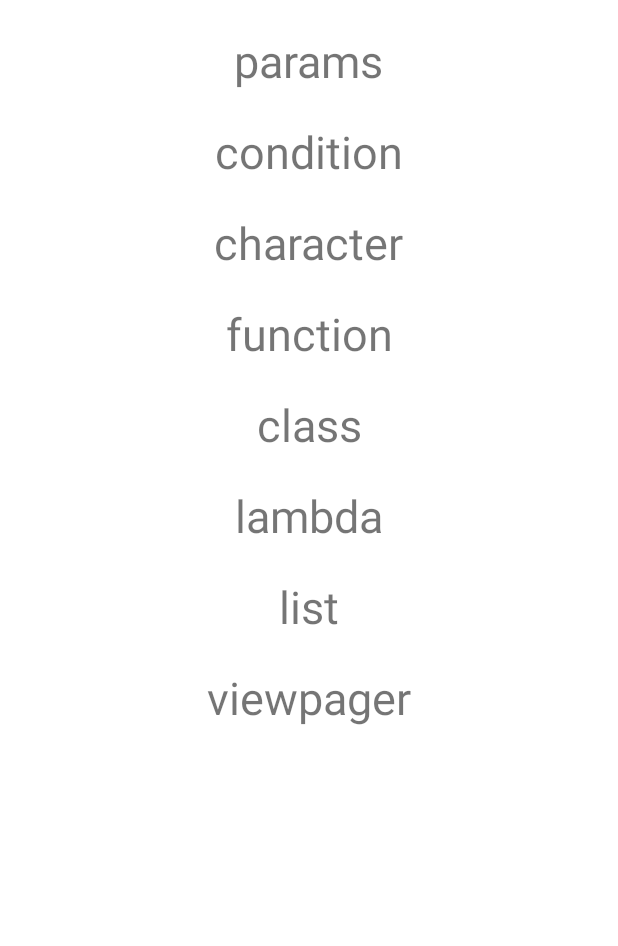
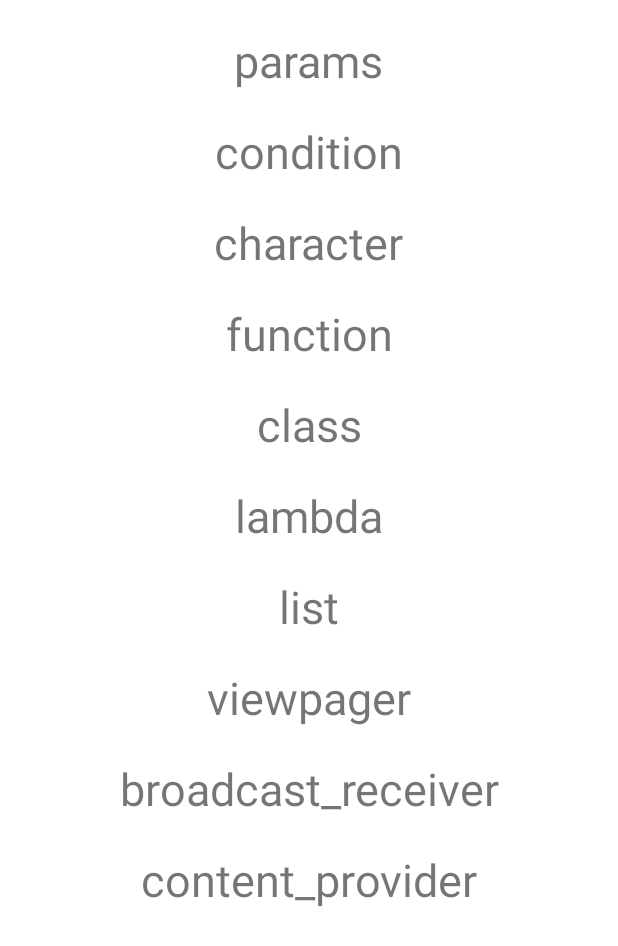
Before and after one commit to Running-chicken/MyKotlinDemo, an Android app: the screen it shows after launch (MainActivity), on a phone screen of 412 x 824 dp. Shown: the top 946 px of the screen. Run offline under Robolectric (Android 15) with nearby library versions, the phone set to English and light mode, and no system bars; our stand-ins replace data binding; libraries missing offline, so code that uses them is left out: com.alibaba.android; 3 statements that could not run were skipped.

Commit message:
update contentresolver

```diff
--- a/app/build.gradle
+++ b/app/build.gradle
@@ -10,7 +10,7 @@ android {
     defaultConfig {
         applicationId "com.example.mykotlindemo"
         minSdk 21
-        targetSdk 30
+        targetSdk 29
         versionCode 1
         versionName "1.0"
 
--- a/app/src/main/AndroidManifest.xml
+++ b/app/src/main/AndroidManifest.xml
@@ -10,6 +10,9 @@
         android:roundIcon="@mipmap/ic_launcher_round"
         android:supportsRtl="true"
         android:theme="@style/Theme.MyKotlinDemo">
+        <activity
+            android:name=".activity.ContentProviderActivity"
+            android:exported="false" />
         <activity
             android:name=".activity.ViewPagerActivity"
             android:exported="false" />
--- a/app/src/main/java/com/example/mykotlindemo/MainActivity.kt
+++ b/app/src/main/java/com/example/mykotlindemo/MainActivity.kt
@@ -1,13 +1,14 @@
 package com.example.mykotlindemo
 
+import android.content.ComponentName
 import android.content.Intent
 import android.os.Bundle
 import android.view.View
 import android.view.View.OnClickListener
-import android.widget.TextView
 import androidx.appcompat.app.AppCompatActivity
 import androidx.databinding.DataBindingUtil
 import com.alibaba.android.arouter.launcher.ARouter
+import com.example.mykotlindemo.activity.ContentProviderActivity
 import com.example.mykotlindemo.activity.LambdaActivity
 import com.example.mykotlindemo.activity.ListActivity
 import com.example.mykotlindemo.databinding.ActivityMainBinding
@@ -63,6 +64,17 @@ class MainActivity : AppCompatActivity() {
             ARouter.getInstance().build(RouterPath.Technology.TECH_VP).navigation()
         }
 
+        mBinding.tvBroadcastReceiver.setOnClickListener{
+            val intent = Intent("com.cc.me.broadcast")
+            intent.putExtra("params", "im kt demo")
+            intent.component = ComponentName("com.cc.skillapp", "com.cc.skillapp.receive.MyBroadReceive")
+            sendBroadcast(intent)
+        }
+
+        mBinding.tvContentProvider.setOnClickListener {
+            var intent = Intent(this,ContentProviderActivity::class.java)
+            startActivity(intent)
+        }
     }
 
 
--- a/app/src/main/res/layout/activity_main.xml
+++ b/app/src/main/res/layout/activity_main.xml
@@ -76,5 +76,21 @@
             app:layout_constraintRight_toRightOf="parent"
             app:layout_constraintTop_toBottomOf="@id/tv_list" />
 
+        <TextView
+            android:id="@+id/tv_broadcast_receiver"
+            style="@style/TextStyle"
+            android:text="broadcast_receiver"
+            app:layout_constraintLeft_toLeftOf="parent"
+            app:layout_constraintRight_toRightOf="parent"
+            app:layout_constraintTop_toBottomOf="@id/tv_vp" />
+
+        <TextView
+            android:id="@+id/tv_content_provider"
+            style="@style/TextStyle"
+            android:text="content_provider"
+            app:layout_constraintLeft_toLeftOf="parent"
+            app:layout_constraintRight_toRightOf="parent"
+            app:layout_constraintTop_toBottomOf="@id/tv_broadcast_receiver" />
+
     </androidx.constraintlayout.widget.ConstraintLayout>
 </layout>
```
Also changed, not shown: app/src/main/java/com/example/mykotlindemo/activity/ContentProviderActivity.kt (added, +26 -0 lines), app/src/main/res/layout/activity_content_provider.xml (added, +20 -0 lines).
